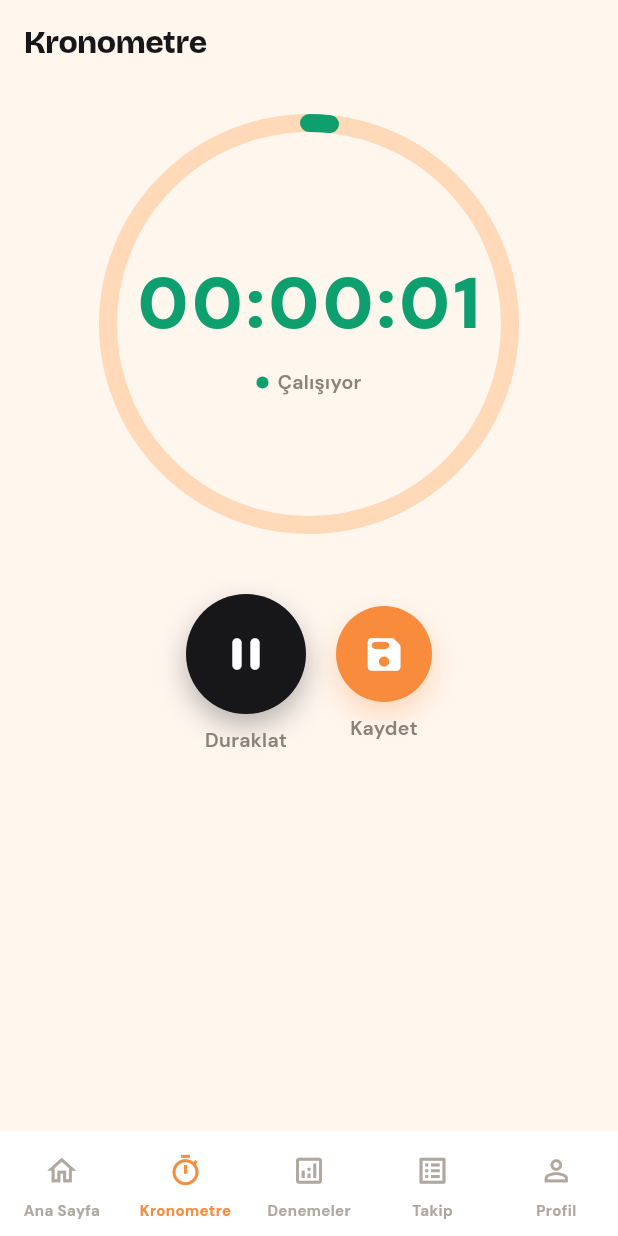
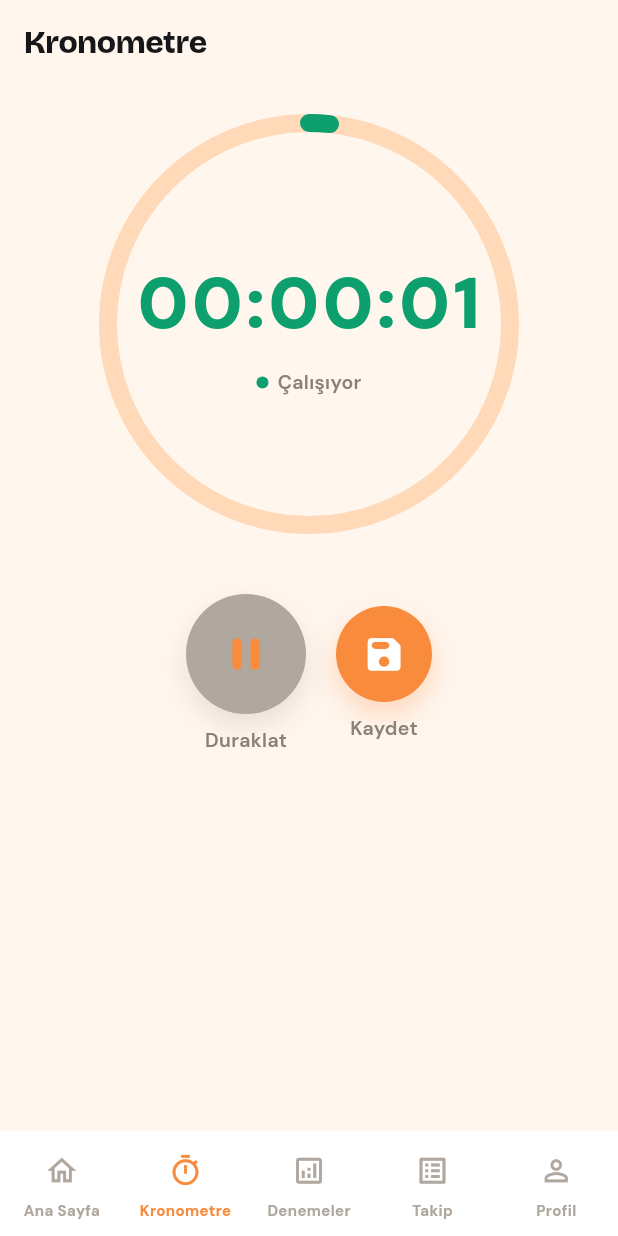
Before and after one commit to hillalay/mobilapp, a Flutter app: the TimerPage screen opened by its route, after a tap on the "play arrow" icon, on a phone screen of 412 x 824 dp. Run offline on Flutter 3.47's test engine with Material 3 defaults, Android fonts, the phone set to English and light mode, and no system bars; our stand-ins replace fl_chart, flutter_riverpod, flutter_svg, go_router, google_fonts, hive and 7 more; accounts and stored records are empty.

Commit message:
feat: update pause button colors for better visibility

```diff
--- a/lib/features/timer/timer_page.dart
+++ b/lib/features/timer/timer_page.dart
@@ -80,7 +80,8 @@ class TimerPage extends ConsumerWidget {
           _CircularButton(
             onPressed: notifier.pause,
             icon: Icons.pause_rounded,
-            color: context.colors.ink,
+            color: context.colors.inkFaint,
+            iconColor: context.colors.brand,
             size: 80,
             label: 'Duraklat',
           ),
@@ -291,6 +292,7 @@ class _CircularButton extends StatelessWidget {
     required this.onPressed,
     required this.icon,
     required this.color,
+    this.iconColor,
     this.size = 72,
     this.label,
   });
@@ -298,6 +300,7 @@ class _CircularButton extends StatelessWidget {
   final VoidCallback onPressed;
   final IconData icon;
   final Color color;
+  final Color? iconColor;
   final double size;
   final String? label;
 
@@ -323,7 +326,7 @@ class _CircularButton extends StatelessWidget {
             onPressed: onPressed,
             style: ElevatedButton.styleFrom(
               backgroundColor: color,
-              foregroundColor: Colors.white,
+              foregroundColor: iconColor ?? Colors.white,
               shape: const CircleBorder(),
               padding: EdgeInsets.zero,
               elevation: 0,
```
